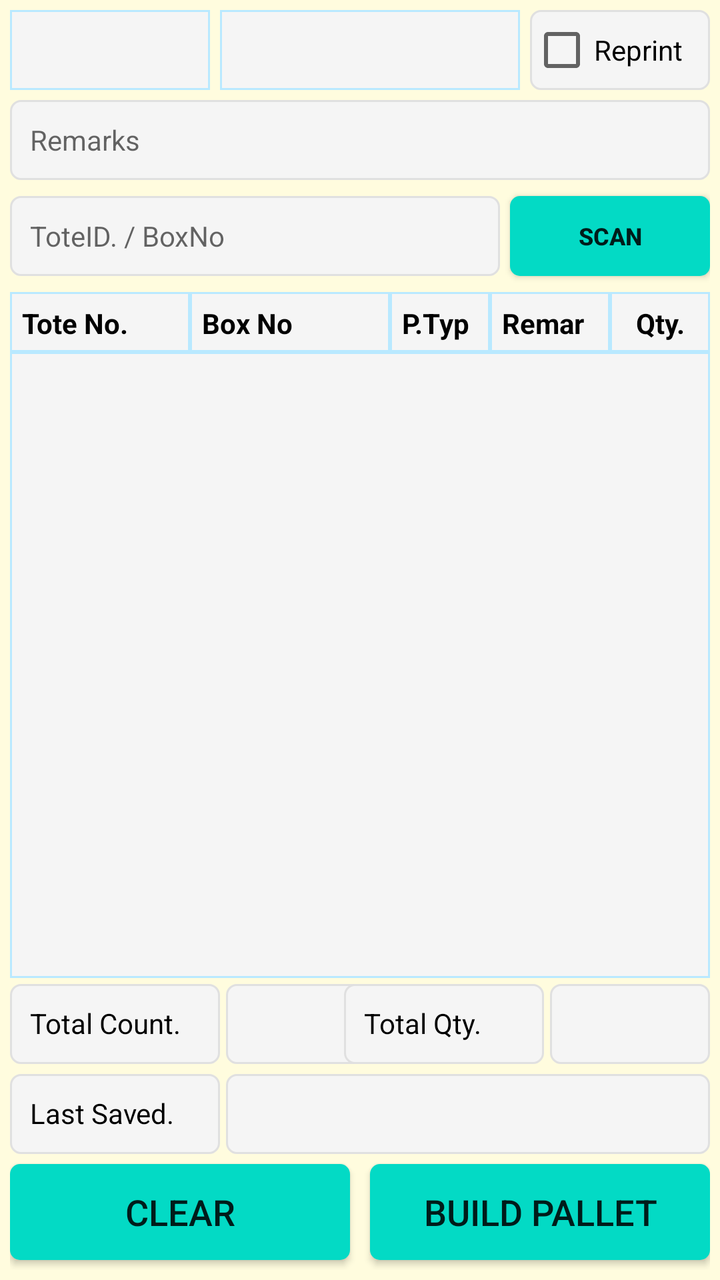
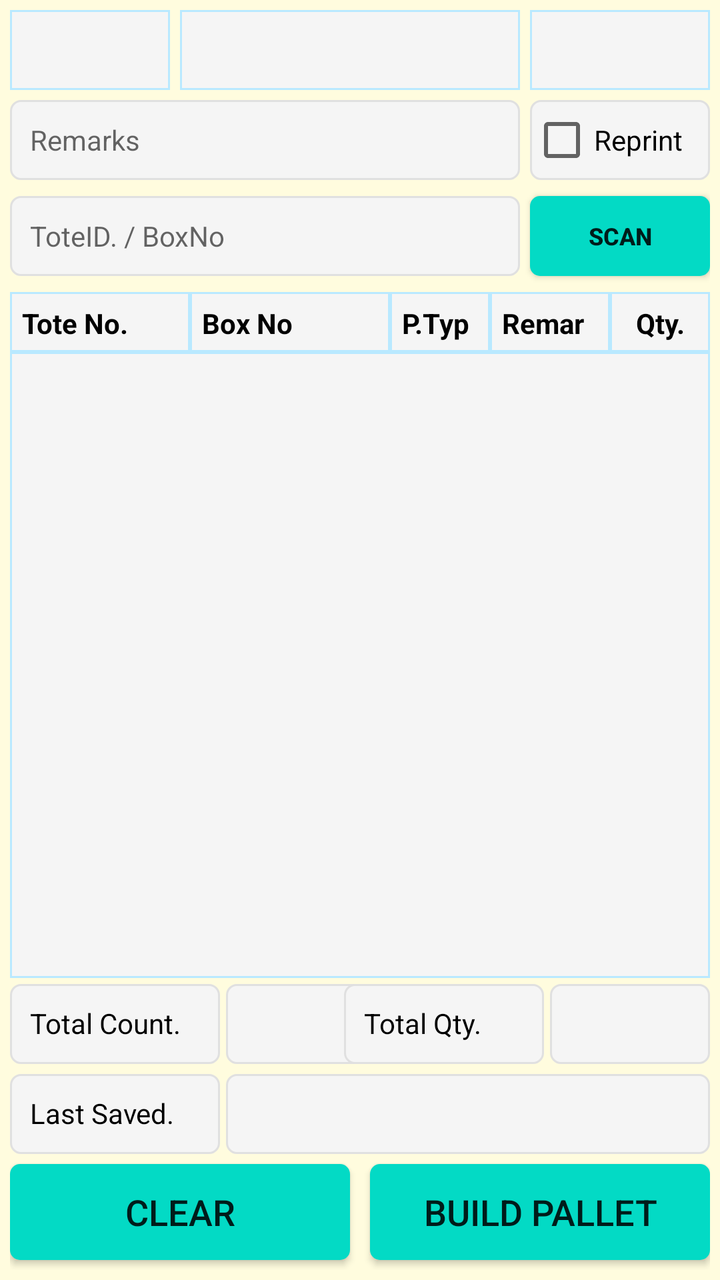

Before-and-after screenshots of an Android layout around one commit, followed by the original layout XML and the change that was made.
<!-- AndroidManifest.xml: application theme AppTheme -->
<!-- res/layout/fragment_pallet_building.xml -->
<?xml version="1.0" encoding="utf-8"?>
<FrameLayout xmlns:android="http://schemas.android.com/apk/res/android"
    xmlns:app="http://schemas.android.com/apk/res-auto"
    xmlns:tools="http://schemas.android.com/tools"
    android:layout_width="match_parent"
    android:layout_height="match_parent"
    android:background="@color/backColor"
    tools:context=".ui.palletbuilding.PalletBuildingFragment">

    
    <androidx.constraintlayout.widget.ConstraintLayout
        android:layout_width="match_parent"
        android:layout_height="match_parent"
        android:padding="5dp">

        <Spinner
            android:id="@+id/sp_pallet_building_category"
            android:layout_width="100dp"
            android:layout_height="40dp"
            android:background="@drawable/et_custom_total"
            android:gravity="center"
            android:hint=""
            android:padding="8dp"
            android:textSize="14sp"
            app:layout_constraintStart_toStartOf="parent"
            app:layout_constraintTop_toTopOf="parent" />

        <Spinner
            android:id="@+id/sp_pallet_building_printer"
            android:layout_width="0dp"
            android:layout_height="40dp"
            android:layout_marginLeft="5dp"
            android:layout_marginRight="5dp"
            android:background="@drawable/et_custom_total"
            android:gravity="center"
            android:hint=""
            android:padding="8dp"
            android:textSize="14sp"
            app:layout_constraintEnd_toStartOf="@+id/ch_pallet_building_printer"
            app:layout_constraintStart_toEndOf="@+id/sp_pallet_building_category"
            app:layout_constraintTop_toTopOf="@+id/sp_pallet_building_category" />

        <CheckBox
            android:id="@+id/ch_pallet_building_printer"
            android:layout_width="90dp"
            android:layout_height="40dp"
            android:background="@drawable/et_custom"
            android:text="Reprint"
            app:layout_constraintEnd_toEndOf="parent"
            app:layout_constraintTop_toTopOf="@+id/sp_pallet_building_category" />

        <EditText
            android:id="@+id/et_pallet_building_box_toteid"
            android:layout_width="0dp"
            android:layout_height="40dp"
            android:layout_marginTop="8dp"
            android:layout_marginEnd="5dp"
            android:background="@drawable/et_custom"
            android:hint="ToteID. / BoxNo"
            android:padding="10dp"
            android:textColor="@color/coloBlack"
            android:textSize="14dp"
            app:layout_constraintEnd_toStartOf="@+id/bt_pallet_building_scan"
            app:layout_constraintStart_toStartOf="parent"
            app:layout_constraintTop_toBottomOf="@+id/et_pallet_building_remarks"
            tools:ignore="SpeakableTextPresentCheck,TouchTargetSizeCheck" />

        <EditText
            android:id="@+id/et_pallet_building_remarks"
            android:layout_width="0dp"
            android:layout_height="40dp"
            android:layout_marginTop="5dp"
            android:background="@drawable/et_custom"
            android:hint="Remarks"
            android:inputType="text"
            android:padding="10dp"
            android:textColor="@color/coloBlack"
            android:textSize="14dp"
            app:layout_constraintEnd_toEndOf="parent"
            app:layout_constraintStart_toStartOf="parent"
            app:layout_constraintTop_toBottomOf="@+id/sp_pallet_building_category"
            tools:ignore="SpeakableTextPresentCheck,TouchTargetSizeCheck" />

        <TextView
            android:id="@+id/tv_pallet_building_tot_qty"
            android:layout_width="80dp"
            android:layout_height="40dp"
            android:background="@drawable/et_custom"
            android:gravity="center"
            android:padding="10dp"
            android:textColor="@color/coloBlack"
            android:textSize="14dp"
            app:layout_constraintEnd_toEndOf="parent"
            app:layout_constraintTop_toTopOf="@+id/TextView14"
            tools:ignore="SpeakableTextPresentCheck,TouchTargetSizeCheck" />

        <TextView
            android:id="@+id/tv_pallet_building_tot_count"
            android:layout_width="80dp"
            android:layout_height="40dp"
            android:layout_marginLeft="3dp"
            android:background="@drawable/et_custom"
            android:gravity="center"
            android:padding="10dp"
            android:textColor="@color/coloBlack"
            android:textSize="14dp"
            app:layout_constraintStart_toEndOf="@+id/TextView14"
            app:layout_constraintTop_toTopOf="@+id/TextView14"
            tools:ignore="SpeakableTextPresentCheck,TouchTargetSizeCheck" />

        <Button
            android:id="@+id/bt_pallet_building_scan"
            android:layout_width="100dp"
            android:layout_height="40dp"
            android:background="@drawable/btn_custom1"
            android:text="SCAN"
            android:textAllCaps="false"
            android:textSize="12sp"
            android:textStyle="bold"
            app:layout_constraintEnd_toEndOf="parent"
            app:layout_constraintTop_toTopOf="@+id/et_pallet_building_box_toteid"
            tools:ignore="TouchTargetSizeCheck" />

        <TextView
            android:id="@+id/TextView9"
            android:layout_width="105dp"
            android:layout_height="40dp"
            android:layout_marginBottom="5dp"
            android:background="@drawable/et_custom"
            android:gravity="left"
            android:hint=""
            android:padding="10dp"
            android:text="Last Saved."
            android:textColor="@color/coloBlack"
            android:textSize="14dp"
            app:layout_constraintBottom_toTopOf="@+id/bt_pallet_building_clear"
            app:layout_constraintStart_toStartOf="parent" />

        <TextView
            android:id="@+id/tv_pallet_building_lastsave"
            android:layout_width="0dp"
            android:layout_height="40dp"
            android:layout_marginLeft="3dp"
            android:background="@drawable/et_custom"
            android:gravity="left"
            android:hint=""
            android:padding="10dp"
            android:textColor="@color/coloBlack"
            android:textSize="14dp"
            app:layout_constraintEnd_toEndOf="parent"
            app:layout_constraintStart_toEndOf="@+id/TextView9"
            app:layout_constraintTop_toTopOf="@+id/TextView9" />

        <TextView
            android:id="@+id/TextView14"
            android:layout_width="105dp"
            android:layout_height="40dp"
            android:layout_marginBottom="5dp"
            android:background="@drawable/et_custom"
            android:gravity="left"
            android:hint=""
            android:padding="10dp"
            android:text="Total Count."
            android:textColor="@color/coloBlack"
            android:textSize="14dp"
            app:layout_constraintBottom_toTopOf="@+id/TextView9"
            app:layout_constraintStart_toStartOf="parent" />

        <TextView
            android:id="@+id/TextView15"
            android:layout_width="100dp"
            android:layout_height="40dp"
            android:layout_marginRight="3dp"
            android:background="@drawable/et_custom"
            android:gravity="left"
            android:hint=""
            android:padding="10dp"
            android:text="Total Qty."
            android:textColor="@color/coloBlack"
            android:textSize="14dp"
            app:layout_constraintEnd_toStartOf="@+id/tv_pallet_building_tot_qty"
            app:layout_constraintTop_toTopOf="@+id/TextView14" />

        <Button
            android:id="@+id/bt_pallet_building_clear"
            android:layout_width="0dp"
            android:layout_height="wrap_content"
            android:layout_marginBottom="5dp"
            android:background="@drawable/btn_custom1"
            android:text="CLEAR"
            android:textAllCaps="false"
            android:textSize="18sp"
            app:layout_constraintBottom_toBottomOf="parent"
            app:layout_constraintEnd_toStartOf="@+id/textView2"
            app:layout_constraintStart_toStartOf="parent" />

        <Button
            android:id="@+id/bt_pallet_building_save"
            android:layout_width="0dp"
            android:layout_height="wrap_content"
            android:background="@drawable/btn_custom1"
            android:text="BUILD PALLET"
            android:textAllCaps="false"
            android:textSize="18sp"
            app:layout_constraintEnd_toEndOf="parent"
            app:layout_constraintStart_toEndOf="@+id/textView2"
            app:layout_constraintTop_toTopOf="@+id/bt_pallet_building_clear" />

        <TextView
            android:id="@+id/textView2"
            android:layout_width="wrap_content"
            android:layout_height="wrap_content"
            android:layout_marginStart="16dp"
            android:layout_marginLeft="16dp"
            android:layout_marginEnd="16dp"
            android:layout_marginRight="16dp"
            android:text="   "
            android:textColor="@color/colorAccent"
            app:layout_constraintBottom_toBottomOf="parent"
            app:layout_constraintEnd_toEndOf="parent"
            app:layout_constraintStart_toStartOf="parent"
            tools:ignore="SpeakableTextPresentCheck" />

        <TextView
            android:id="@+id/TextView5"
            android:layout_width="90dp"
            android:layout_height="30dp"
            android:layout_marginTop="8dp"
            android:background="@drawable/et_custom_total"
            android:gravity="left"
            android:hint=""
            android:padding="6dp"
            android:text="Tote No."
            android:textColor="@color/coloBlack"
            android:textSize="14dp"
            android:textStyle="bold"
            app:layout_constraintStart_toStartOf="parent"
            app:layout_constraintTop_toBottomOf="@+id/et_pallet_building_box_toteid" />

        <TextView
            android:id="@+id/TextView8"
            android:layout_width="50dp"
            android:layout_height="30dp"
            android:background="@drawable/et_custom_total"
            android:gravity="left"
            android:hint=""
            android:padding="6dp"
            android:text="P.Type"
            android:textColor="@color/coloBlack"
            android:textSize="14dp"
            android:textStyle="bold"
            app:layout_constraintStart_toEndOf="@+id/TextView13"
            app:layout_constraintTop_toTopOf="@+id/TextView5" />

        <TextView
            android:id="@+id/TextView13"
            android:layout_width="100dp"
            android:layout_height="30dp"
            android:background="@drawable/et_custom_total"
            android:gravity="left"
            android:hint=""
            android:padding="6dp"
            android:text="Box No"
            android:textColor="@color/coloBlack"
            android:textSize="14dp"
            android:textStyle="bold"
            app:layout_constraintStart_toEndOf="@+id/TextView5"
            app:layout_constraintTop_toTopOf="@+id/TextView5" />

        <TextView
            android:id="@+id/TextView6"
            android:layout_width="0dp"
            android:layout_height="30dp"
            android:background="@drawable/et_custom_total"
            android:gravity="left"
            android:hint=""
            android:padding="6dp"
            android:text="Remarks"
            android:textColor="@color/coloBlack"
            android:textSize="14dp"
            android:textStyle="bold"
            app:layout_constraintEnd_toStartOf="@+id/TextView7"
            app:layout_constraintStart_toEndOf="@+id/TextView8"
            app:layout_constraintTop_toTopOf="@+id/TextView5" />

        <TextView
            android:id="@+id/TextView7"
            android:layout_width="50dp"
            android:layout_height="30dp"
            android:background="@drawable/et_custom_total"
            android:gravity="center"
            android:hint=""
            android:padding="6dp"
            android:text="Qty."
            android:textColor="@color/coloBlack"
            android:textSize="14dp"
            android:textStyle="bold"
            app:layout_constraintEnd_toEndOf="parent"
            app:layout_constraintTop_toTopOf="@+id/TextView5" />

        <ListView
            android:id="@+id/lv_pallet_building_details"
            android:layout_width="0dp"
            android:layout_height="0dp"
            android:layout_marginBottom="3dp"
            android:background="@drawable/et_custom_total"
            app:layout_constraintBottom_toTopOf="@+id/TextView14"
            app:layout_constraintEnd_toEndOf="parent"
            app:layout_constraintHorizontal_bias="1.0"
            app:layout_constraintStart_toStartOf="parent"
            app:layout_constraintTop_toBottomOf="@+id/TextView5" />

    </androidx.constraintlayout.widget.ConstraintLayout>

</FrameLayout>
<!-- resources referenced by this layout -->
<resources>
  <color name="backColor">#FFFCDE</color>
  <color name="coloBlack">#000000</color>
  <color name="colorAccent">#000000</color>
  <!-- drawable btn_custom1 (drawable) -->
  <?xml version="1.0" encoding="utf-8"?>
  <shape xmlns:android="http://schemas.android.com/apk/res/android"
      android:padding="10dp"
      android:shape="rectangle" >
  
      <solid android:color="@color/colorBtn" />
  
      <corners
          android:bottomLeftRadius="5dp"
          android:bottomRightRadius="5dp"
          android:topLeftRadius="5dp"
          android:topRightRadius="5dp" />
  
  </shape>
  <!-- drawable et_custom (drawable) -->
  <?xml version="1.0" encoding="utf-8"?>
  <shape xmlns:android="http://schemas.android.com/apk/res/android"
      android:padding="10dp"
      android:shape="rectangle" >
  
      <solid android:color="#f5f5f5" />
  
      <stroke
          android:width="1dp"
          android:color="#e0e0e0" />
  
      <corners
          android:bottomLeftRadius="5dp"
          android:bottomRightRadius="5dp"
          android:topLeftRadius="5dp"
          android:topRightRadius="5dp" />
  
  </shape>
  <!-- drawable et_custom_total (drawable) -->
  <?xml version="1.0" encoding="utf-8"?>
  <shape xmlns:android="http://schemas.android.com/apk/res/android"
      android:padding="10dp"
      android:shape="rectangle" >
  
      <solid android:color="#f5f5f5" />
  
      <stroke
          android:width="1dp"
          android:color="#B9E9FF" />
  
      <corners
          android:bottomLeftRadius="0dp"
          android:bottomRightRadius="0dp"
          android:topLeftRadius="0dp"
          android:topRightRadius="0dp" />
  
  </shape>
  <style name="AppTheme" parent="Theme.AppCompat.Light.NoActionBar">
          
          <item name="colorPrimary">@color/colorPrimary</item>
          <item name="colorPrimaryDark">@color/colorPrimaryDark</item>
          <item name="colorAccent">@color/colorAccent</item>
      </style>
  <color name="colorBtn">#03DAC5</color>
  <color name="colorPrimary">#ffb200</color>
  <color name="colorPrimaryDark">#ffb200</color>
</resources>

<!-- the commit's change to res/layout/fragment_pallet_building.xml (unified diff, before → after) -->
@@ -14,14 +14,27 @@
         android:padding="5dp">
 
         <Spinner
-            android:id="@+id/sp_pallet_building_category"
-            android:layout_width="100dp"
+            android:id="@+id/sp_pallet_building_print_copies"
+            android:layout_width="90dp"
             android:layout_height="40dp"
             android:background="@drawable/et_custom_total"
             android:gravity="center"
             android:hint=""
             android:padding="8dp"
             android:textSize="14sp"
+            app:layout_constraintEnd_toEndOf="parent"
+            app:layout_constraintTop_toTopOf="@+id/sp_pallet_building_category"
+            tools:ignore="SpeakableTextPresentCheck,TouchTargetSizeCheck" />
+
+        <Spinner
+            android:id="@+id/sp_pallet_building_category"
+            android:layout_width="80dp"
+            android:layout_height="40dp"
+            android:background="@drawable/et_custom_total"
+            android:gravity="center"
+            android:hint=""
+            android:padding="8dp"
+            android:textSize="14sp"
             app:layout_constraintStart_toStartOf="parent"
             app:layout_constraintTop_toTopOf="parent" />
 
@@ -29,14 +42,14 @@
             android:id="@+id/sp_pallet_building_printer"
             android:layout_width="0dp"
             android:layout_height="40dp"
-            android:layout_marginLeft="5dp"
-            android:layout_marginRight="5dp"
+            android:layout_marginStart="5dp"
+            android:layout_marginEnd="5dp"
             android:background="@drawable/et_custom_total"
             android:gravity="center"
             android:hint=""
             android:padding="8dp"
             android:textSize="14sp"
-            app:layout_constraintEnd_toStartOf="@+id/ch_pallet_building_printer"
+            app:layout_constraintEnd_toStartOf="@+id/sp_pallet_building_print_copies"
             app:layout_constraintStart_toEndOf="@+id/sp_pallet_building_category"
             app:layout_constraintTop_toTopOf="@+id/sp_pallet_building_category" />
 
@@ -47,7 +60,7 @@
             android:background="@drawable/et_custom"
             android:text="Reprint"
             app:layout_constraintEnd_toEndOf="parent"
-            app:layout_constraintTop_toTopOf="@+id/sp_pallet_building_category" />
+            app:layout_constraintTop_toTopOf="@+id/et_pallet_building_remarks" />
 
         <EditText
             android:id="@+id/et_pallet_building_box_toteid"
@@ -70,13 +83,14 @@
             android:layout_width="0dp"
             android:layout_height="40dp"
             android:layout_marginTop="5dp"
+            android:layout_marginEnd="5dp"
             android:background="@drawable/et_custom"
             android:hint="Remarks"
             android:inputType="text"
             android:padding="10dp"
             android:textColor="@color/coloBlack"
             android:textSize="14dp"
-            app:layout_constraintEnd_toEndOf="parent"
+            app:layout_constraintEnd_toStartOf="@+id/ch_pallet_building_printer"
             app:layout_constraintStart_toStartOf="parent"
             app:layout_constraintTop_toBottomOf="@+id/sp_pallet_building_category"
             tools:ignore="SpeakableTextPresentCheck,TouchTargetSizeCheck" />
@@ -110,7 +124,7 @@
 
         <Button
             android:id="@+id/bt_pallet_building_scan"
-            android:layout_width="100dp"
+            android:layout_width="90dp"
             android:layout_height="40dp"
             android:background="@drawable/btn_custom1"
             android:text="SCAN"
